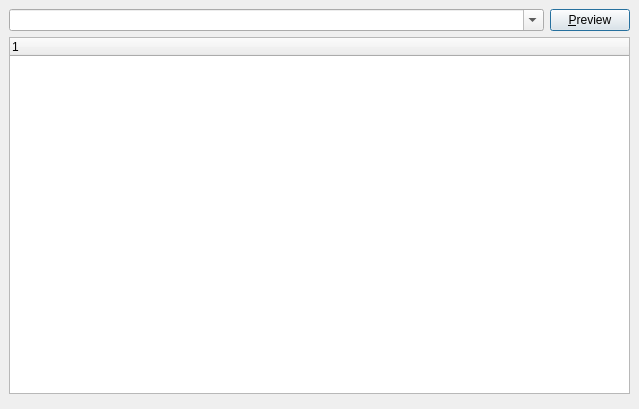
First picture: the form in ui/tagsfromfilenames.ui, repository metabrainz/picard, before the edit.
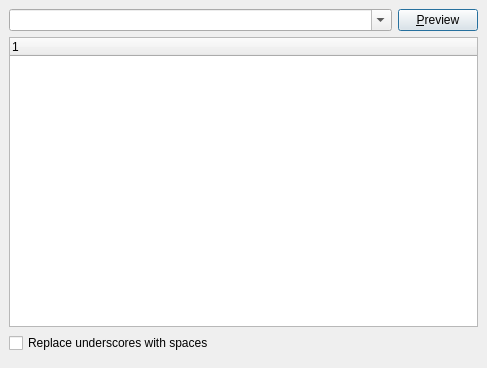
Second picture: the form after the edit.

Commit message: "Tags From File Names" improvements

```diff
--- a/ui/tagsfromfilenames.ui
+++ b/ui/tagsfromfilenames.ui
@@ -5,35 +5,20 @@
    <rect>
     <x>0</x>
     <y>0</y>
-    <width>639</width>
-    <height>409</height>
+    <width>487</width>
+    <height>368</height>
    </rect>
   </property>
   <property name="windowTitle" >
    <string>Convert File Names to Tags</string>
   </property>
-  <layout class="QVBoxLayout" >
-   <property name="margin" >
-    <number>9</number>
-   </property>
-   <property name="spacing" >
-    <number>6</number>
-   </property>
-   <item>
     <layout class="QGridLayout" >
      <property name="margin" >
-      <number>0</number>
+    <number>9</number>
      </property>
      <property name="spacing" >
       <number>6</number>
      </property>
-     <item row="0" column="1" >
-      <widget class="QPushButton" name="preview" >
-       <property name="text" >
-        <string>&amp;Preview</string>
-       </property>
-      </widget>
-     </item>
      <item row="1" column="0" colspan="2" >
       <widget class="QTreeWidget" name="files" >
        <property name="alternatingRowColors" >
@@ -45,12 +30,26 @@
       </widget>
      </item>
      <item row="2" column="0" colspan="2" >
+    <widget class="QCheckBox" name="replace_underscores" >
+     <property name="text" >
+      <string>Replace underscores with spaces</string>
+     </property>
+    </widget>
+   </item>
+   <item row="3" column="0" colspan="2" >
       <widget class="QDialogButtonBox" name="buttonbox" >
        <property name="orientation" >
         <enum>Qt::Horizontal</enum>
        </property>
       </widget>
      </item>
+   <item row="0" column="1" >
+    <widget class="QPushButton" name="preview" >
+     <property name="text" >
+      <string>&amp;Preview</string>
+     </property>
+    </widget>
+   </item>
      <item row="0" column="0" >
       <widget class="QComboBox" name="format" >
        <property name="sizePolicy" >
@@ -65,8 +64,6 @@
         <bool>true</bool>
        </property>
       </widget>
-     </item>
-    </layout>
    </item>
   </layout>
  </widget>
```
Lines whose indentation alone changed are shown as unchanged. The commit also changes 2 other files.
